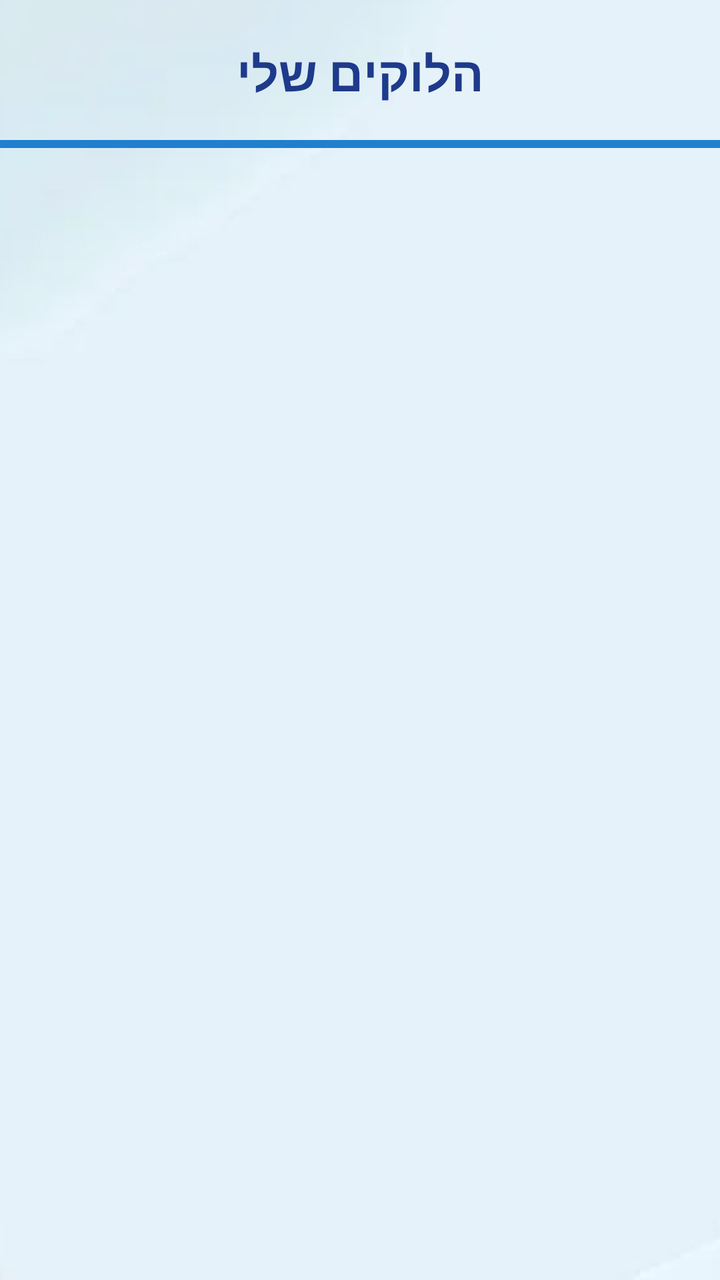
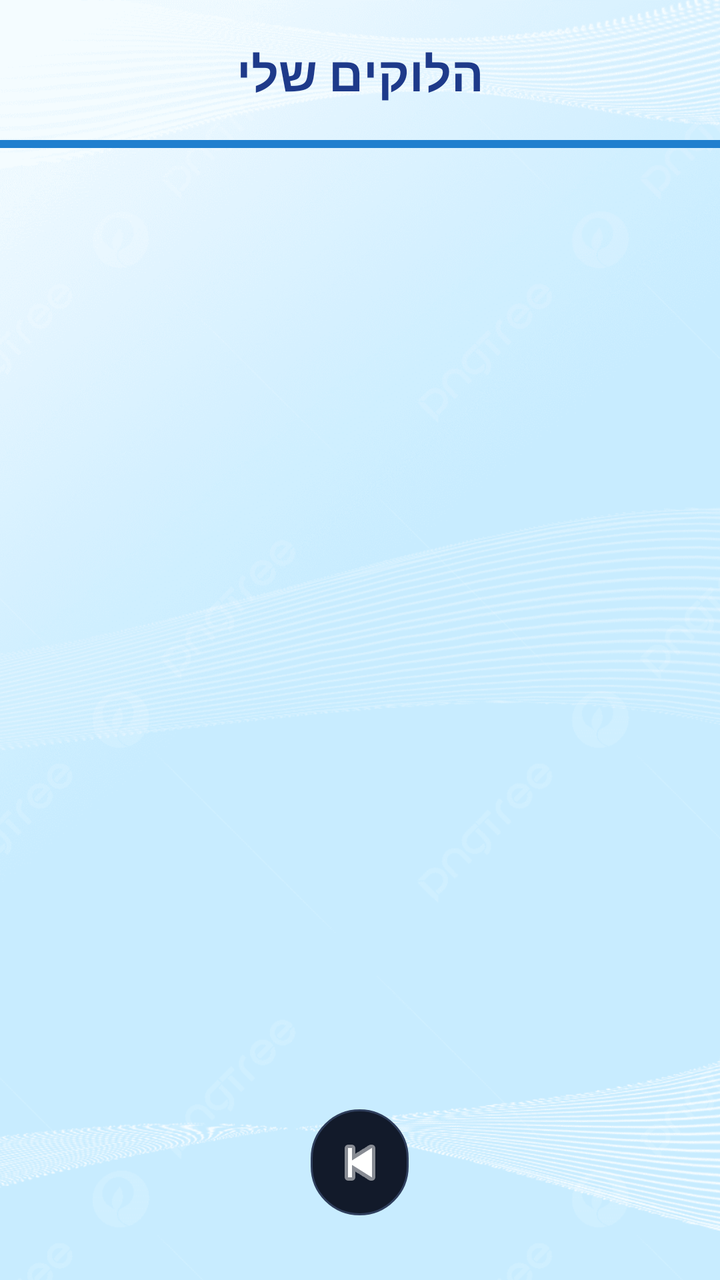

Compare the two renders of this Android layout. The source of the first and the diff that turns it into the second are given below.
<!-- AndroidManifest.xml: application theme Theme.ProjectX -->
<!-- res/layout/activity_outfit_details.xml -->
<?xml version="1.0" encoding="utf-8"?>
<androidx.constraintlayout.widget.ConstraintLayout
    xmlns:android="http://schemas.android.com/apk/res/android"
    xmlns:app="http://schemas.android.com/apk/res-auto"
    xmlns:tools="http://schemas.android.com/tools"
    android:layout_width="match_parent"
    android:layout_height="match_parent"
    android:background="#F5F7FA">
    <ImageView
        android:id="@+id/backgroundImage"
        android:layout_width="match_parent"
        android:layout_height="match_parent"
        android:clickable="false"
        android:focusable="false"
        android:focusableInTouchMode="false"

        android:scaleType="centerCrop"
        android:src="@drawable/back10"
        app:layout_constraintBottom_toBottomOf="parent"
        app:layout_constraintEnd_toEndOf="parent"
        app:layout_constraintHorizontal_bias="0.0"
        app:layout_constraintStart_toStartOf="parent"
        app:layout_constraintTop_toTopOf="parent"
        app:layout_constraintVertical_bias="0.0" />
    <TextView
        android:id="@+id/line"
        android:layout_width="0dp"
        android:layout_height="4dp"
        android:layout_marginTop="70dp"
        android:background="#207FCE"
        app:layout_constraintEnd_toEndOf="parent"
        app:layout_constraintHorizontal_bias="0.0"
        app:layout_constraintStart_toStartOf="parent"
        app:layout_constraintTop_toTopOf="parent" />
    <TextView
        android:id="@+id/tvTitle"
        android:layout_width="0dp"
        android:layout_height="wrap_content"
        android:text="הלוקים שלי"
        android:textSize="24sp"
        android:textStyle="bold"
        android:gravity="center"
        android:textColor="#1E3A8A"
        android:layout_marginTop="20dp"
        app:layout_constraintTop_toTopOf="parent"
        app:layout_constraintStart_toStartOf="parent"
        app:layout_constraintEnd_toEndOf="parent"/>

    <HorizontalScrollView
        android:layout_width="0dp"
        android:layout_height="140dp"
        android:layout_marginTop="16dp"
        app:layout_constraintTop_toBottomOf="@id/tvTitle"
        app:layout_constraintStart_toStartOf="parent"
        app:layout_constraintEnd_toEndOf="parent">

        <LinearLayout
            android:id="@+id/rowSavedLooks"
            android:layout_width="wrap_content"
            android:layout_height="match_parent"
            android:orientation="horizontal"
            android:padding="10dp"/>
    </HorizontalScrollView>

    <LinearLayout
        android:layout_width="0dp"
        android:layout_height="0dp"
        android:orientation="vertical"
        android:gravity="center"
        app:layout_constraintTop_toBottomOf="@id/tvTitle"
        app:layout_constraintBottom_toBottomOf="parent"
        app:layout_constraintStart_toStartOf="parent"
        app:layout_constraintEnd_toEndOf="parent">
        <ImageView
            android:id="@+id/ivSelectedOuter"
            android:layout_width="220dp"
            android:layout_height="220dp"
            android:visibility="gone"
            android:layout_marginBottom="10dp"/>

        <ImageView
            android:id="@+id/ivSelectedTop"
            android:layout_width="220dp"
            android:layout_height="220dp"
            android:layout_marginBottom="10dp"/>


        <ImageView
            android:id="@+id/ivSelectedBottom"
            android:layout_width="240dp"
            android:layout_height="240dp"/>

    </LinearLayout>

</androidx.constraintlayout.widget.ConstraintLayout>
<!-- resources referenced by this layout -->
<resources>
  <!-- drawable back10: png bitmap (drawable, 37766 bytes) -->
  <style name="Theme.ProjectX" parent="Base.Theme.ProjectX" />
  <style name="Base.Theme.ProjectX" parent="Theme.Material3.DayNight.NoActionBar">
          
          
      </style>
</resources>

<!-- the commit's change to res/layout/activity_outfit_details.xml (unified diff, before → after) -->
@@ -15,13 +15,14 @@
         android:focusableInTouchMode="false"
 
         android:scaleType="centerCrop"
-        android:src="@drawable/back10"
+        android:src="@drawable/back6"
         app:layout_constraintBottom_toBottomOf="parent"
         app:layout_constraintEnd_toEndOf="parent"
         app:layout_constraintHorizontal_bias="0.0"
         app:layout_constraintStart_toStartOf="parent"
         app:layout_constraintTop_toTopOf="parent"
         app:layout_constraintVertical_bias="0.0" />
+
     <TextView
         android:id="@+id/line"
         android:layout_width="0dp"
@@ -90,6 +91,15 @@
             android:layout_width="240dp"
             android:layout_height="240dp"/>
 
+        <ImageButton
+            android:id="@+id/btnBack"
+            android:layout_width="49dp"
+            android:layout_height="53dp"
+            android:background="@drawable/btn_circle_dark"
+            android:scaleType="centerInside"
+            android:src="@android:drawable/ic_media_previous"
+            app:tint="#FFFFFF" />
+
     </LinearLayout>
 
 </androidx.constraintlayout.widget.ConstraintLayout>
<!-- resource entries referenced after the edit -->
@@ -1,6 +1,13 @@
 <!-- resources referenced by this layout -->
 <resources>
-  <!-- drawable back10: png bitmap (drawable, 37766 bytes) -->
+  <!-- drawable back6: jpg bitmap (drawable, 151864 bytes) -->
+  <!-- drawable btn_circle_dark (drawable) -->
+  <?xml version="1.0" encoding="utf-8"?>
+  <shape xmlns:android="http://schemas.android.com/apk/res/android">
+      <solid android:color="#121A2A"/>
+      <corners android:radius="50dp"/>
+      <stroke android:width="1dp" android:color="#2F3E5C"/>
+  </shape>
   <style name="Theme.ProjectX" parent="Base.Theme.ProjectX" />
   <style name="Base.Theme.ProjectX" parent="Theme.Material3.DayNight.NoActionBar">
           
